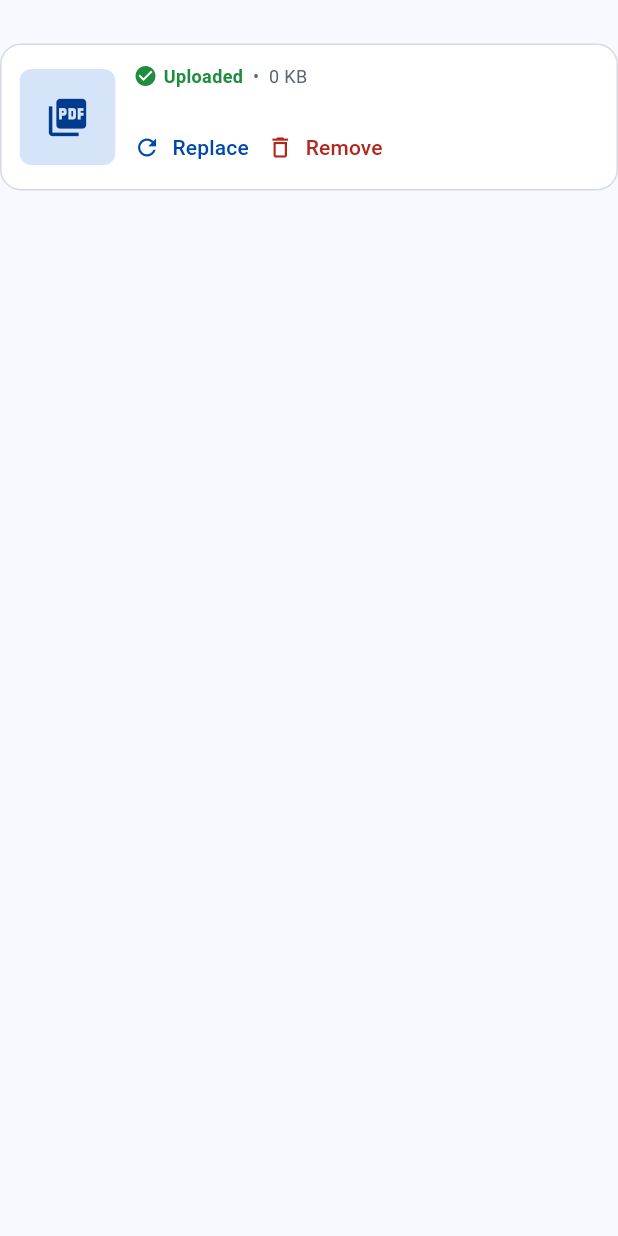
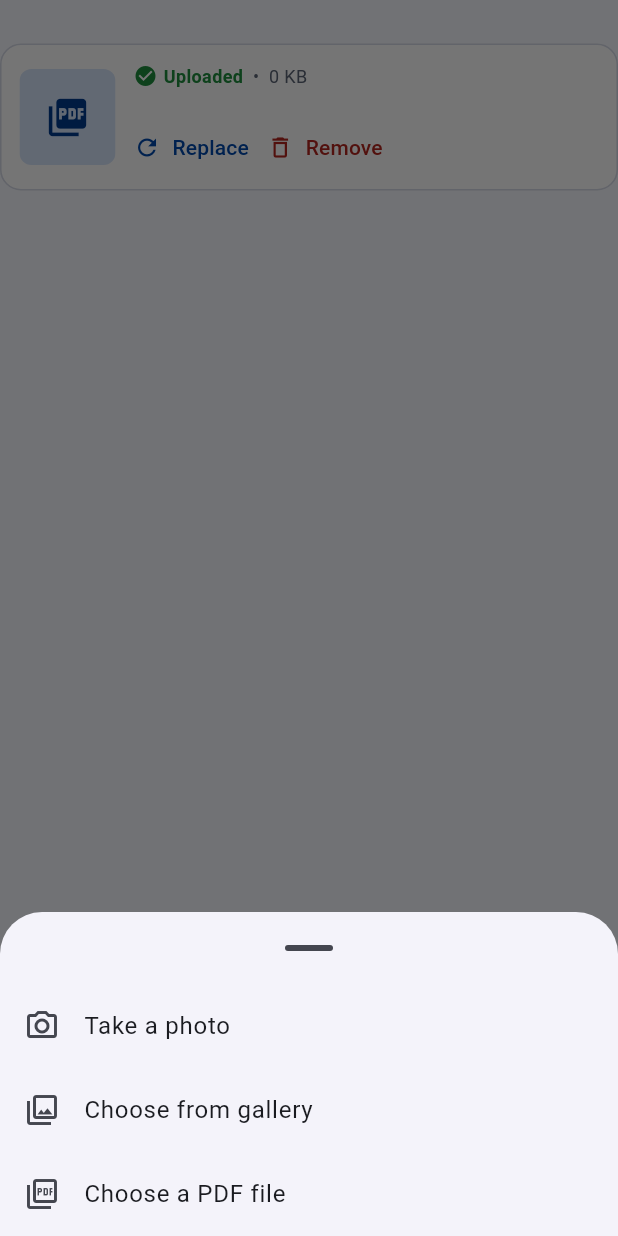
Before and after one commit to Sharlet-Kirui/A-FaceNet-Biometric-Verification-and-Content-Based-Recommendation-system-for-Caregivers-, a Flutter app: the DocumentUploadSlot widget shown alone on an empty page, opened directly with empty values, after a tap on "Replace", on a phone screen of 412 x 824 dp. Run offline on Flutter 3.47's test engine with Material 3 defaults, Android fonts, the phone set to English and light mode, and no system bars; our stand-ins replace camera, file_picker, flutter_secure_storage, image_picker; accounts and stored records are empty.

Commit message:
feat(mobile): add camera and gallery upload options and fix analyzer warnings

```diff
--- a/mobile_app/lib/widgets/app_date_field.dart
+++ b/mobile_app/lib/widgets/app_date_field.dart
@@ -1,5 +1,4 @@
 import 'package:flutter/material.dart';
-import 'package:flutter/services.dart';
 
 import '../core/app_theme.dart';
 import '../core/date_input.dart';
--- a/mobile_app/lib/widgets/app_dropdown_field.dart
+++ b/mobile_app/lib/widgets/app_dropdown_field.dart
@@ -30,7 +30,7 @@ class AppDropdownField extends StatelessWidget {
       children: [
         FieldLabel(label),
         DropdownButtonFormField<String>(
-          value: value,
+          initialValue: value,
           isExpanded: true,
           validator: validator,
           onChanged: onChanged,
--- a/mobile_app/lib/widgets/document_upload_slot.dart
+++ b/mobile_app/lib/widgets/document_upload_slot.dart
@@ -2,6 +2,7 @@ import 'dart:io';
 
 import 'package:file_picker/file_picker.dart';
 import 'package:flutter/material.dart';
+import 'package:image_picker/image_picker.dart';
 
 import '../core/app_theme.dart';
 
@@ -23,7 +24,7 @@ class PickedDocument {
 }
 
 /// Dashed upload target that becomes a file card once a file is chosen.
-/// Accepts JPG, PNG or PDF up to [maxBytes].
+/// Accepts a camera photo, a gallery image, or (if [allowPdf]) a PDF, up to [maxBytes].
 class DocumentUploadSlot extends StatelessWidget {
   static const maxBytes = 5 * 1024 * 1024;
 
@@ -36,6 +37,9 @@ class DocumentUploadSlot extends StatelessWidget {
   final ValueChanged<PickedDocument?> onChanged;
   final String? errorText;
 
+  /// False for identity photos (ID front/back, passport): the server needs an image.
+  final bool allowPdf;
+
   const DocumentUploadSlot({
     super.key,
     required this.label,
@@ -46,17 +50,70 @@ class DocumentUploadSlot extends StatelessWidget {
     this.large = false,
     this.emptyText = 'Add Document',
     this.errorText,
+    this.allowPdf = true,
   });
 
+  /// Lets the caregiver take a photo, choose one from the gallery, or
+  /// (when [allowPdf]) choose a PDF file.
   Future<void> _pick(BuildContext context) async {
+    final source = await showModalBottomSheet<_Source>(
+      context: context,
+      showDragHandle: true,
+      builder: (sheet) => SafeArea(
+        child: Column(
+          mainAxisSize: MainAxisSize.min,
+          children: [
+            ListTile(
+              leading: const Icon(Icons.photo_camera_outlined),
+              title: const Text('Take a photo'),
+              onTap: () => Navigator.pop(sheet, _Source.camera),
+            ),
+            ListTile(
+              leading: const Icon(Icons.photo_library_outlined),
+              title: const Text('Choose from gallery'),
+              onTap: () => Navigator.pop(sheet, _Source.gallery),
+            ),
+            if (allowPdf)
+              ListTile(
+                leading: const Icon(Icons.picture_as_pdf_outlined),
+                title: const Text('Choose a PDF file'),
+                onTap: () => Navigator.pop(sheet, _Source.file),
+              ),
+          ],
+        ),
+      ),
+    );
+    if (source == null) return;
+
+    String? path;
+    try {
+      if (source == _Source.file) {
         final result = await FilePicker.pickFiles(
           type: FileType.custom,
-    allowedExtensions: const ['jpg', 'jpeg', 'png', 'pdf'],
+          allowedExtensions: const ['pdf'],
         );
-  if (result == null || result.isEmpty) return;
-  final file = result.first;
-  final path = file.path;
+        if (result.isEmpty) return;
+        path = result.first.path; // null for a cloud file not downloaded
+      } else {
+        // Resized and compressed: a full phone photo can exceed 5 MB, and
+        // 2000 px is plenty for face matching and OCR.
+        final photo = await ImagePicker().pickImage(
+          source: source == _Source.camera ? ImageSource.camera : ImageSource.gallery,
+          maxWidth: 2000,
+          maxHeight: 2000,
+          imageQuality: 85,
+        );
+        path = photo?.path;
+      }
+    } catch (_) {
+      if (!context.mounted) return;
+      ScaffoldMessenger.of(context).showSnackBar(
+        const SnackBar(content: Text('Could not open the camera or gallery. Check app permissions.')),
+      );
+      return;
+    }
     if (path == null) return;
+
     final bytes = await File(path).length();
     if (!context.mounted) return;
     if (bytes > maxBytes) {
@@ -263,6 +320,8 @@ class DocumentUploadSlot extends StatelessWidget {
   }
 }
 
+enum _Source { camera, gallery, file }
+
 class _DashedBorderPainter extends CustomPainter {
   final Color color;
 
```
Lines whose indentation alone changed are shown as unchanged.
